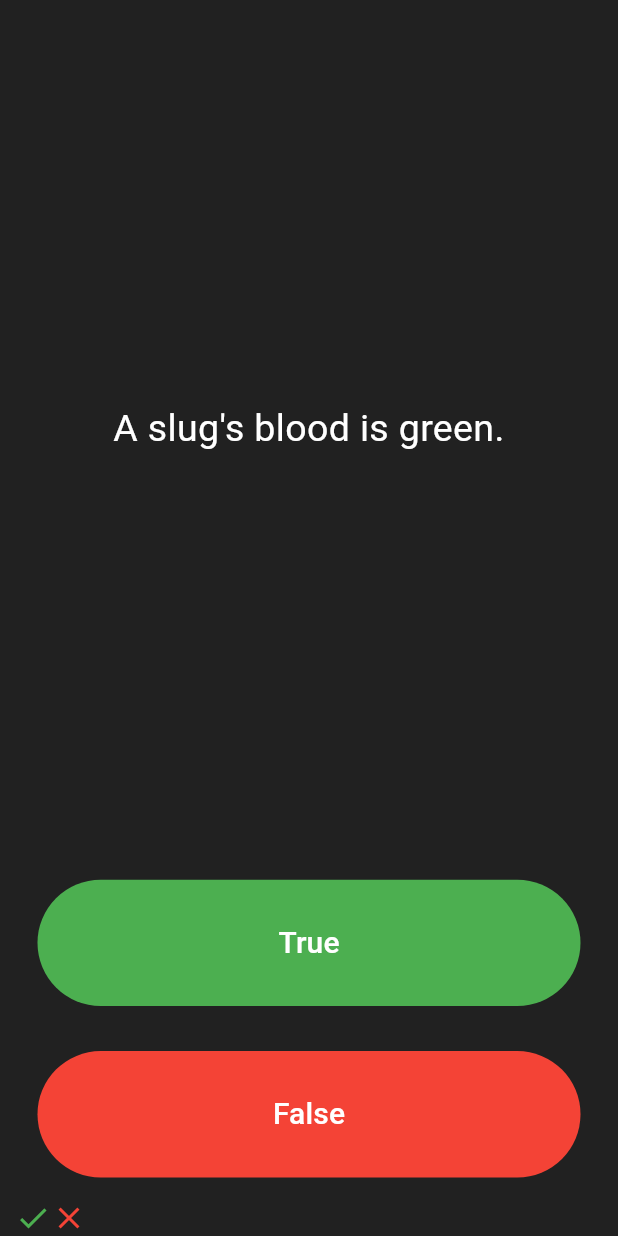
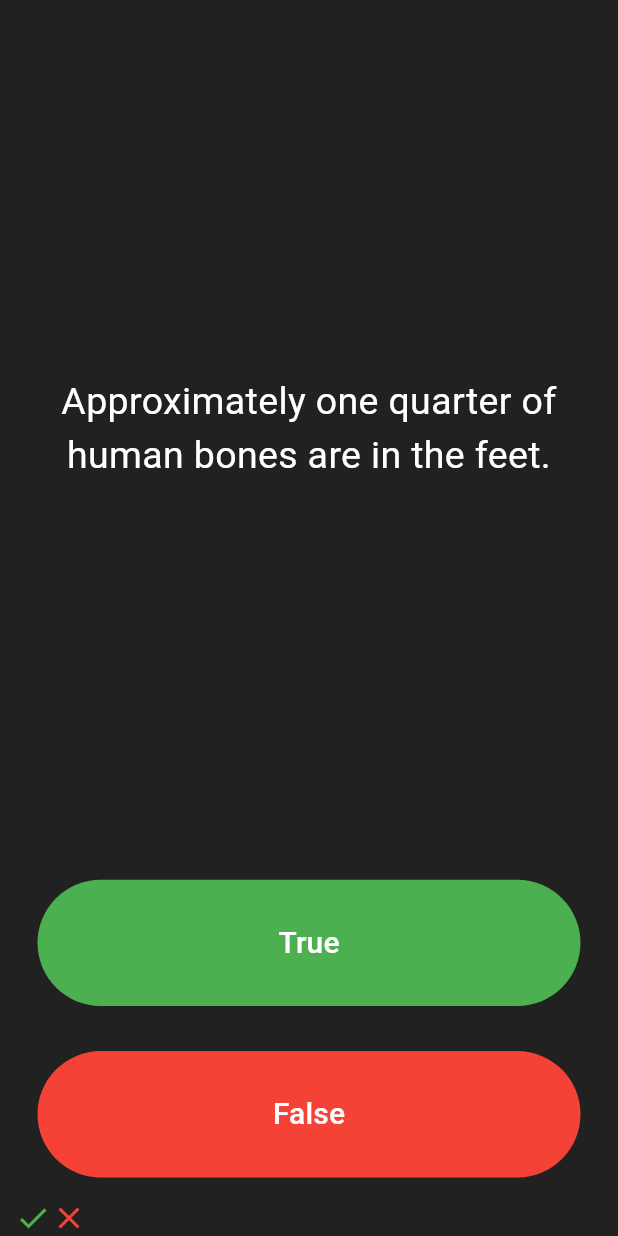
Before and after one commit to p2o51/quizzler-flutter-master, a Flutter app: the screen it shows after launch, after a tap on "True", after a tap on "False", on a phone screen of 412 x 824 dp. Run offline on Flutter 3.47's test engine with Material 3 defaults, Android fonts, the phone set to English and light mode, and no system bars.

Commit message:
建立 question 类并完成任务。

```diff
--- a/lib/main.dart
+++ b/lib/main.dart
@@ -1,4 +1,7 @@
 import 'package:flutter/material.dart';
+import 'quiz_brain.dart';
+
+QuizBrain quizBrain = QuizBrain();
 
 void main() => runApp(Quizzler());
 
@@ -27,15 +30,7 @@ class QuizPage extends StatefulWidget {
 class _QuizPageState extends State<QuizPage> {
   List<Icon> scoreKeeper = [];
 
-  List<String> questions = [
-    'You can lead a cow down stairs but not up stairs.',
-    'Approximately one quarter of human bones are in the feet.',
-    'A slug\'s blood is green.',
-  ];
-
   int questionNumber = 0;
-
-  List<bool> answers = [false, true, true];
 
   @override
   Widget build(BuildContext context) {
@@ -49,7 +44,7 @@ class _QuizPageState extends State<QuizPage> {
             padding: EdgeInsets.all(10.0),
             child: Center(
               child: Text(
-                questions[questionNumber],
+                quizBrain.getQuestionText(questionNumber),
                 textAlign: TextAlign.center,
                 style: TextStyle(
                   fontSize: 25.0,
@@ -74,7 +69,8 @@ class _QuizPageState extends State<QuizPage> {
                 ),
               ),
               onPressed: () {
-                bool correctAnswer = answers[questionNumber];
+                bool correctAnswer =
+                    quizBrain.getQuestionAnswer(questionNumber);
                 if (correctAnswer == true) {
                   print('correct');
                 } else {
@@ -107,6 +103,13 @@ class _QuizPageState extends State<QuizPage> {
                 ),
               ),
               onPressed: () {
+                bool correctAnswer =
+                    quizBrain.getQuestionAnswer(questionNumber);
+                if (correctAnswer == false) {
+                  print('correct');
+                } else {
+                  print('incorrect');
+                }
                 setState(() {
                   scoreKeeper.add(Icon(
                     Icons.close,
--- /dev/null
+++ b/lib/question.dart
@@ -0,0 +1,6 @@
+class Question {
+  String questionText;
+  bool questionAnswer;
+
+  Question(this.questionText, this.questionAnswer);
+}
--- /dev/null
+++ b/lib/quiz_brain.dart
@@ -0,0 +1,38 @@
+import 'question.dart';
+
+class QuizBrain {
+  List<Question> _questionBank = [
+    Question('Some cats are actually allergic to humans', true),
+    Question('You can lead a cow down stairs but not up stairs.', false),
+    Question('Approximately one quarter of human bones are in the feet.', true),
+    Question('A slug\'s blood is green.', true),
+    Question('Buzz Aldrin\'s mother\'s maiden name was \"Moon\".', true),
+    Question('It is illegal to pee in the Ocean in Portugal.', true),
+    Question(
+        'No piece of square dry paper can be folded in half more than 7 times.',
+        false),
+    Question(
+        'In London, UK, if you happen to die in the House of Parliament, you are technically entitled to a state funeral, because the building is considered too sacred a place.',
+        true),
+    Question(
+        'The loudest sound produced by any animal is 188 decibels. That animal is the African Elephant.',
+        false),
+    Question(
+        'The total surface area of two human lungs is approximately 70 square metres.',
+        true),
+    Question('Google was originally called \"Backrub\".', true),
+    Question(
+        'Chocolate affects a dog\'s heart and nervous system; a few ounces are enough to kill a small dog.',
+        true),
+    Question(
+        'In West Virginia, USA, if you accidentally hit an animal with your car, you are free to take it home to eat.',
+        true),
+  ];
+  String getQuestionText(int questionNumber) {
+    return _questionBank[questionNumber].questionText;
+  }
+
+  bool getQuestionAnswer(int questionNumber) {
+    return _questionBank[questionNumber].questionAnswer;
+  }
+}
```
